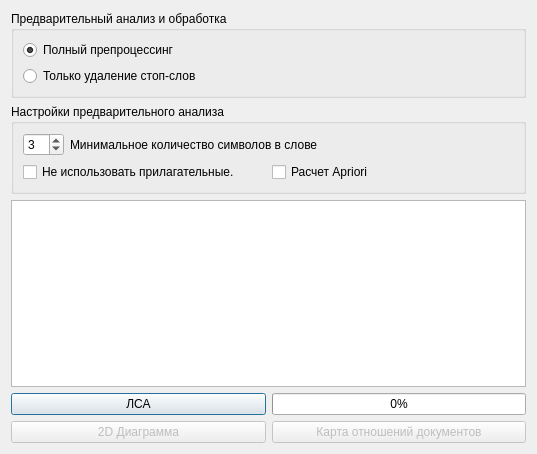
Above: sources/DialogConfigLSA.ui from AndreyTulyakov/TextStageProcessor before the change. Below: the same form after it.
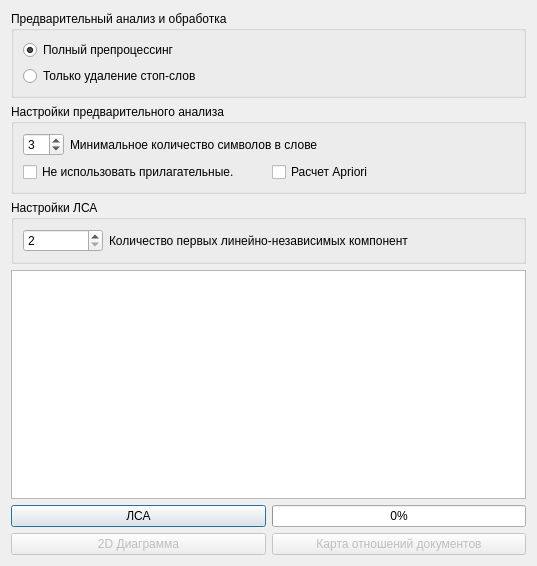
That is the form after the change.

The edit to the form file:
```diff
--- a/sources/DialogConfigLSA.ui
+++ b/sources/DialogConfigLSA.ui
@@ -7,7 +7,7 @@
     <x>0</x>
     <y>0</y>
     <width>537</width>
-    <height>454</height>
+    <height>566</height>
    </rect>
   </property>
   <property name="windowTitle">
@@ -98,6 +98,55 @@
      </layout>
     </widget>
    </item>
+   <item>
+    <widget class="QGroupBox" name="groupBox">
+     <property name="title">
+      <string>Настройки ЛСА</string>
+     </property>
+     <layout class="QVBoxLayout" name="verticalLayout_4">
+      <item>
+       <layout class="QHBoxLayout" name="horizontalLayout_2">
+        <item>
+         <widget class="QSpinBox" name="lsa_components_count">
+          <property name="minimumSize">
+           <size>
+            <width>80</width>
+            <height>0</height>
+           </size>
+          </property>
+          <property name="minimum">
+           <number>2</number>
+          </property>
+          <property name="maximum">
+           <number>200</number>
+          </property>
+         </widget>
+        </item>
+        <item>
+         <widget class="QLabel" name="label_2">
+          <property name="text">
+           <string>Количество первых линейно-независимых компонент</string>
+          </property>
+         </widget>
+        </item>
+        <item>
+         <spacer name="horizontalSpacer">
+          <property name="orientation">
+           <enum>Qt::Horizontal</enum>
+          </property>
+          <property name="sizeHint" stdset="0">
+           <size>
+            <width>40</width>
+            <height>20</height>
+           </size>
+          </property>
+         </spacer>
+        </item>
+       </layout>
+      </item>
+     </layout>
+    </widget>
+   </item>
    <item>
     <widget class="QTextEdit" name="textEdit">
      <property name="readOnly">
```
